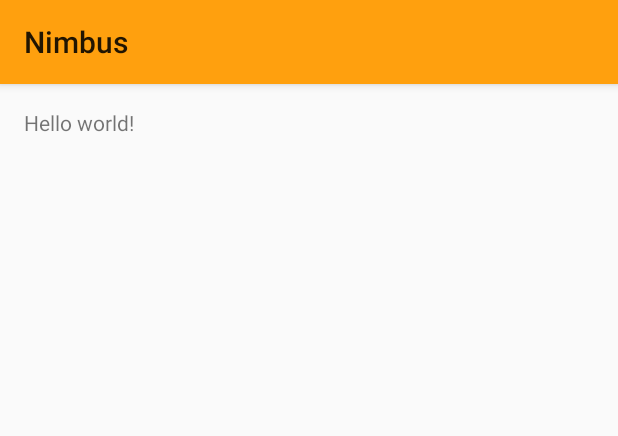
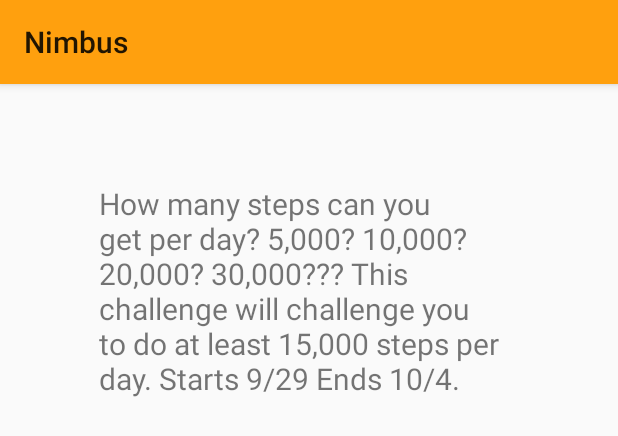
Before and after one commit to algard/Nimbus, an Android app: the layout activity_client_mode_challenge_details.xml on its own in the app's theme, with its tools: preview values and no code run, on a phone screen of 412 x 824 dp. Shown: the top 436 px of the screen. Run offline under Robolectric (Android 15) with nearby library versions, the phone set to English and light mode, and no system bars.

Commit message:
new activity

```diff
--- a/app/src/main/java/planetexpress/nimbus/activities/ClientModeChallengeDetailsActivity.java
+++ b/app/src/main/java/planetexpress/nimbus/activities/ClientModeChallengeDetailsActivity.java
@@ -7,13 +7,24 @@
 import planetexpress.nimbus.R;
 
 public class ClientModeChallengeDetailsActivity extends Activity {
+    public static final String EXTRA_CHALLENGE_ID = "challenge_id";
+
+    private String mChallengeName = "500 Steps Challenge";
 
     @Override
     protected void onCreate(Bundle savedInstanceState) {
         super.onCreate(savedInstanceState);
+
+        if(getIntent() != null){
+            mChallengeName = getIntent().getStringExtra(EXTRA_CHALLENGE_ID);
+        }
+        if(mChallengeName == null){
+            mChallengeName = "Steps Challenge!";
+        }
+
+        getActionBar().setTitle(mChallengeName);
         setContentView(R.layout.activity_client_mode_challenge_details);
     }
-
 
     @Override
     public boolean onCreateOptionsMenu(Menu menu) {
--- a/app/src/main/res/layout/activity_client_mode_challenge_details.xml
+++ b/app/src/main/res/layout/activity_client_mode_challenge_details.xml
@@ -8,9 +8,22 @@
     android:paddingBottom="@dimen/activity_vertical_margin"
     tools:context="planetexpress.nimbus.activities.ClientModeChallengeDetailsActivity">
 
-    <TextView
-        android:text="@string/hello_world"
-        android:layout_width="wrap_content"
-        android:layout_height="wrap_content" />
+    <LinearLayout
+        android:layout_width="fill_parent"
+        android:layout_height="wrap_content"
+        android:layout_margin="50dp">
+        <TextView
+            android:id="@+id/description"
+            android:text="@string/hello_world"
+            android:textSize="20dp"
+            android:layout_width="wrap_content"
+            android:layout_height="wrap_content" />
+        <TextView
+            android:id="@+id/duration"
+            android:text="Starts 9/29, Ends 10/1"
+            android:textSize="20dp"
+            android:layout_width="wrap_content"
+            android:layout_height="wrap_content" />
+    </LinearLayout>
 
 </RelativeLayout>
--- a/app/src/main/res/values/strings.xml
+++ b/app/src/main/res/values/strings.xml
@@ -2,7 +2,7 @@
 <resources>
 
     <string name="app_name">Nimbus</string>
-    <string name="hello_world">Hello world!</string>
+    <string name="hello_world">How many steps can you get per day? 5,000? 10,000? 20,000? 30,000???  This challenge will challenge you to do at least 15,000 steps per day. Starts 9/29 Ends 10/4.</string>
     <string name="action_settings">Settings</string>
     <string name="title_activity_my">MyActivity</string>
     <string name="title_activity_client_challenge">ClientChallengeActivity</string>
```
